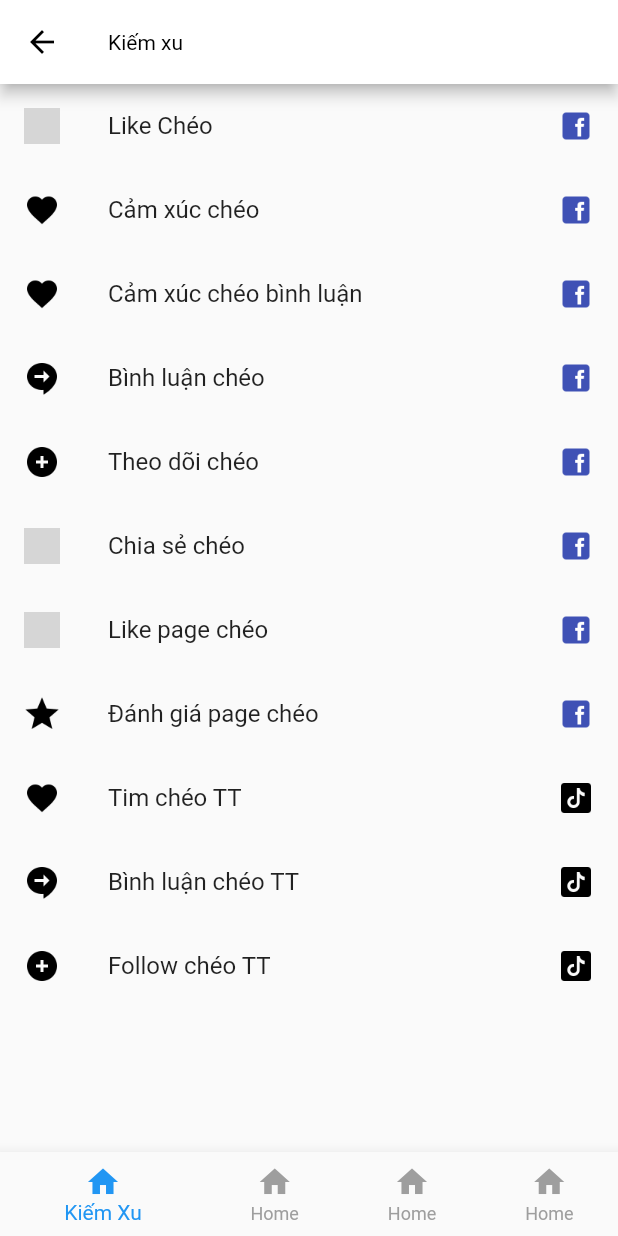
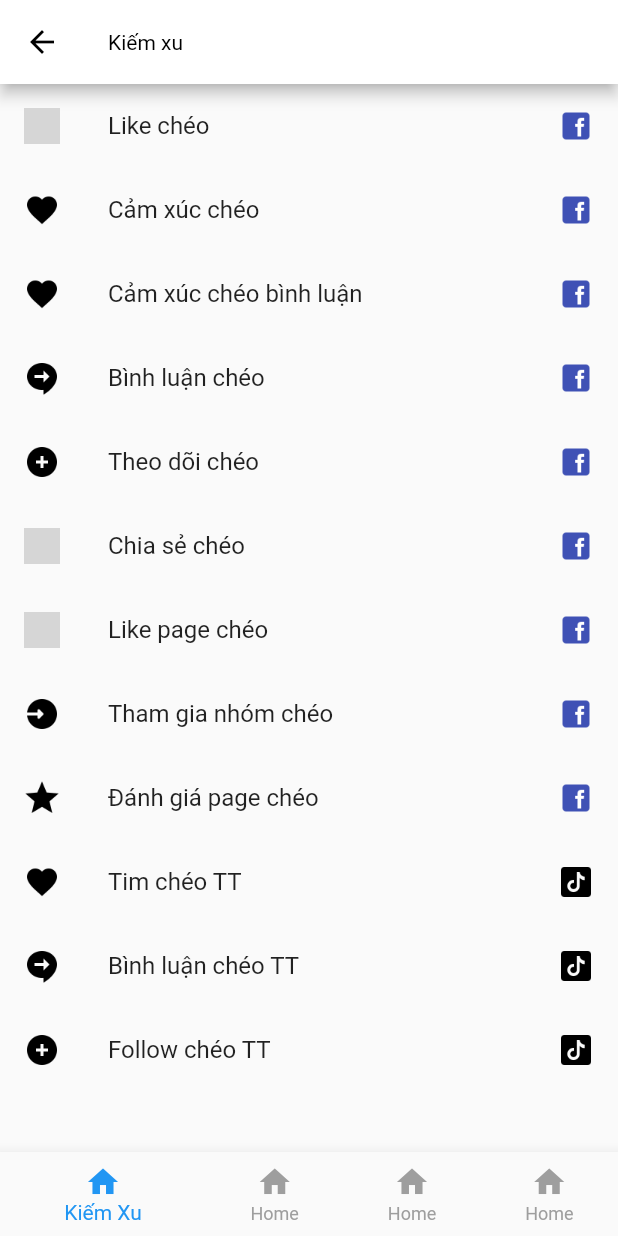
Before and after one commit to aduonggm/tool_like, a Flutter app: the SignInView screen opened by its route, after a tap on "ĐĂNG NHẬP", on a phone screen of 412 x 824 dp. Run offline on Flutter 3.47's test engine with Material 2 defaults, Android fonts, the phone set to English and light mode, and no system bars; our stand-ins replace cookie_jar, device_info, dio, dio_cookie_manager, fluttertoast, get and 2 more; missing offline and left inert: flutter_inappwebview; accounts and stored records are empty; network calls fail; grey boxes are pictures that could not be loaded.

Commit message:
add web view

```diff
--- a/lib/data/api_helper.dart
+++ b/lib/data/api_helper.dart
@@ -1,6 +1,9 @@
 import 'dart:convert';
-import 'dart:io';
-import 'dart:typed_data';
+
+import 'package:http/http.dart' as http;
+import 'package:html/parser.dart' as parser;
+import 'package:html/dom.dart' as dom;
+import 'package:tool_tang_tuong_tac/model/mission_type.dart';
 
 import 'package:dio/dio.dart';
 import 'package:dio_cookie_manager/dio_cookie_manager.dart';
@@ -23,7 +26,7 @@ class ApiHelper extends IApiHelper {
   final dio = new Dio();
 
   final header = {
-    "Cookie": "PHPSESSID=1fd3h0noncob56rf1p6pljp1g3",
+    "Cookie": "PHPSESSID=kp79qqilt8iq0hl4bf48a4sm40",
     "User-Agent": "Mozilla/5.0 (X11; Ubuntu; Linux x86_64; rv:91.0) Gecko/20100101 Firefox/91.0",
     "Referer": "https://tuongtaccheo.com/kiemtien/",
     "X-Requested-With": "XMLHttpRequest"
--- a/lib/data/data_manager.dart
+++ b/lib/data/data_manager.dart
@@ -2,11 +2,13 @@ import 'dart:async';
 
 import 'package:flutter/services.dart';
 import 'package:tool_tang_tuong_tac/model/mission.dart';
+import 'package:tool_tang_tuong_tac/model/nhiem_vu_da_mua.dart';
 import 'package:tool_tang_tuong_tac/util/util.dart';
 
 import 'api_helper.dart';
 import 'db_helper.dart';
 import 'preference_helper.dart';
+import 'package:tool_tang_tuong_tac/model/mission_type.dart';
 
 abstract class IDataManager implements IPreferenceHelper, IDbHelper, IApiHelper {}
 
@@ -34,4 +36,5 @@ class DataManager extends IDataManager {
 
   @override
   Future recieverMoney(String idPost, MissionType missionType) => apiHelper.recieverMoney(idPost, missionType);
+
 }
--- a/lib/home/presentation/controller/mission_controller.dart
+++ b/lib/home/presentation/controller/mission_controller.dart
@@ -5,6 +5,7 @@ import 'package:tool_tang_tuong_tac/home/presentation/controller/base_tab_contro
 import 'package:tool_tang_tuong_tac/model/mission.dart';
 import 'package:tool_tang_tuong_tac/util/util.dart';
 import 'package:url_launcher/url_launcher.dart';
+import 'package:tool_tang_tuong_tac/model/mission_type.dart';
 
 class MissionController extends BaseTabController {
   final IDataManager iDataManager;
@@ -42,8 +43,10 @@ class MissionController extends BaseTabController {
     var idPost = missionList[index].idPost;
     if (!missionTaked.contains(idPost)) {
       missionTaked.add(idPost);
-      if (missionType == MissionType.CommentTT || missionType == MissionType.CommentFB)
+      if (missionList[index].content != null) {
+        toast('Nội dung bình luận đã được sao chép vào bộ nhớ tạm!');
         Clipboard.setData(ClipboardData(text: missionList[index].content?.first));
+      }
       var link = missionList[index].link;
       if (missionType == MissionType.FollowTT) link = 'https://www.tiktok.com/@${missionList[index].link}?lang=vi-VN';
       var laun = await launch(link);
@@ -51,7 +54,6 @@ class MissionController extends BaseTabController {
     } else {
       recievered.add(idPost);
       var result = await dataManager.recieverMoney(idPost, missionType);
-
       toast(result.toString());
     }
   }
--- a/lib/home/presentation/view/home_view.dart
+++ b/lib/home/presentation/view/home_view.dart
@@ -2,9 +2,12 @@ import 'package:flutter/material.dart';
 import 'package:get/get.dart';
 import 'package:tool_tang_tuong_tac/home/presentation/controller/home_controller.dart';
 import 'package:tool_tang_tuong_tac/home/presentation/view/kiem_xu_home.dart';
+import 'package:tool_tang_tuong_tac/home/presentation/view/tang_tuong_tac_view.dart';
+
+import 'webview_with_link.dart';
 
 class HomeView extends GetView<HomeController> {
-  final views = <Widget>[KiemXuView(), KiemXuView(), KiemXuView(), KiemXuView()];
+  final views = <Widget>[KiemXuView(), TangTuongTacView(), MyWebView(), KiemXuView()];
 
   @override
   Widget build(BuildContext context) {
--- a/lib/home/presentation/view/kiem_xu_home.dart
+++ b/lib/home/presentation/view/kiem_xu_home.dart
@@ -3,33 +3,30 @@ import 'package:get/get.dart';
 import 'package:tool_tang_tuong_tac/routes/app_pages.dart';
 import 'package:tool_tang_tuong_tac/util/common_widget.dart';
 import 'package:tool_tang_tuong_tac/util/util.dart';
+import 'package:tool_tang_tuong_tac/model/mission_type.dart';
 
-class KiemXuView extends StatelessWidget {
+
+abstract class BuildContent {
+  String get buildTitle;
+
+  String buildNameItem(MissionType missionType);
+
+  buildClickAction(MissionType missionType);
+}
+
+class KiemXuView extends StatelessWidget implements BuildContent {
   const KiemXuView({Key? key}) : super(key: key);
 
   @override
   Widget build(BuildContext context) {
     return Column(
       children: [
-        AppBar(title: Text('Kiếm xu')),
+        AppBar(title: Text(buildTitle)),
         Expanded(
           child: overScrollView(
-            child: SingleChildScrollView(
-              child: Column(
-                children: [
-                  _item(missionType: MissionType.LikeFb),
-                  _item(missionType: MissionType.CamXucFb),
-                  _item(missionType: MissionType.CamXucBinhLuan),
-                  _item(missionType: MissionType.CommentFB),
-                  _item(missionType: MissionType.TheoDoi),
-                  _item(missionType: MissionType.Share),
-                  _item(missionType: MissionType.LikePage),
-                  _item(missionType: MissionType.Rate),
-                  _item(missionType: MissionType.TymTT),
-                  _item(missionType: MissionType.CommentTT),
-                  _item(missionType: MissionType.FollowTT),
-                ],
-              ),
+            child: ListView.builder(
+              itemBuilder: (context, index) => _item(missionType: MissionType.values[index]),
+              itemCount: MissionType.values.length,
             ),
           ),
         )
@@ -39,64 +36,23 @@ class KiemXuView extends StatelessWidget {
 
   _item({required MissionType missionType}) {
     return ListTile(
-      onTap: () {
-        Get.toNamed("${Get.currentRoute}${Routes.MISSION}", arguments: missionType);
-      },
-      title: Text(missionType.getTitle),
-      leading: Image.asset('assets/icons/${getImage(missionType)}.png', width: 24),
-      trailing: Image.asset('assets/icons/${getTrailing(missionType)}.png', width: 24),
+      onTap: () => buildClickAction(missionType),
+      title: Text(buildNameItem(missionType)),
+      leading: Image.asset('assets/icons/${missionType.getImageName}.png', width: 24),
+      trailing: Image.asset('assets/icons/${missionType.getTrailingImage}.png', width: 24),
     );
   }
 
-  String getImage(MissionType missionType) {
-    switch (missionType) {
-      case MissionType.LikeFb:
-        return "like";
-      case MissionType.CamXucFb:
-        return "heart";
-      case MissionType.CamXucBinhLuan:
-        return "heart";
-      case MissionType.CommentFB:
-        return "comment";
-      case MissionType.TheoDoi:
-        return "follow";
-      case MissionType.Share:
-        return "share";
-      case MissionType.LikePage:
-        return "like";
-      case MissionType.Join:
-        return "join";
-      case MissionType.Rate:
-        return "star";
-      case MissionType.TymTT:
-        return "heart";
-      case MissionType.CommentTT:
-        return "comment";
-      case MissionType.FollowTT:
-        return "follow";
-      default:
-        return "";
-    }
+  @override
+  buildClickAction(MissionType missionType) {
+    Get.toNamed("${Get.currentRoute}${Routes.MISSION}", arguments: missionType);
   }
 
-  String getTrailing(MissionType missionType) {
-    switch (missionType) {
-      case MissionType.LikeFb:
-      case MissionType.CamXucFb:
-      case MissionType.CamXucBinhLuan:
-      case MissionType.CommentFB:
-      case MissionType.TheoDoi:
-      case MissionType.Share:
-      case MissionType.LikePage:
-      case MissionType.Join:
-      case MissionType.Rate:
-        return "face_book";
-      case MissionType.TymTT:
-      case MissionType.CommentTT:
-      case MissionType.FollowTT:
-        return "tik_tok";
-      default:
-        return "";
-    }
+  @override
+  String buildNameItem(MissionType missionType) {
+    return missionType.getName;
   }
+
+  @override
+  String get buildTitle => 'Kiếm xu';
 }
--- a/lib/home/presentation/view/mission_view.dart
+++ b/lib/home/presentation/view/mission_view.dart
@@ -3,6 +3,7 @@ import 'package:get/get.dart';
 import 'package:tool_tang_tuong_tac/home/presentation/controller/mission_controller.dart';
 import 'package:tool_tang_tuong_tac/util/common_widget.dart';
 import 'package:tool_tang_tuong_tac/util/util.dart';
+import 'package:tool_tang_tuong_tac/model/mission_type.dart';
 
 class MissionView extends GetView<MissionController> {
   @override
@@ -11,7 +12,7 @@ class MissionView extends GetView<MissionController> {
     controller.loadMission(mission);
     return Scaffold(
       appBar: AppBar(
-        title: Text(mission.getTitle),
+        title: Text(mission.getName),
       ),
       body: Obx(() => controller.loadError.value
           ? Center(child: Text('Không thể tải nhiệm vụ'))
--- /dev/null
+++ b/lib/home/presentation/view/tang_tuong_tac_view.dart
@@ -0,0 +1,21 @@
+import 'package:get/get.dart';
+import 'package:tool_tang_tuong_tac/home/presentation/view/kiem_xu_home.dart';
+import 'package:tool_tang_tuong_tac/model/mission_type.dart';
+import 'package:tool_tang_tuong_tac/routes/app_pages.dart';
+import 'package:tool_tang_tuong_tac/util/util.dart';
+
+class TangTuongTacView extends KiemXuView {
+  @override
+  buildClickAction(MissionType missionType) {
+    Get.toNamed("${Get.currentRoute}${Routes.WEBVIEW}", arguments: {
+      "link": 'https://tuongtaccheo.com/${missionType.getLinkTangLike}',
+      'cookie': 'PHPSESSID=kp79qqilt8iq0hl4bf48a4sm40'
+    });
+  }
+
+  @override
+  String buildNameItem(MissionType missionType) => 'Tăng ${missionType.getName.replaceAll(' chéo', '').toLowerCase()}';
+
+  @override
+  String get buildTitle => 'Tăng tương tác';
+}
--- /dev/null
+++ b/lib/model/mission_type.dart
@@ -0,0 +1,163 @@
+
+enum MissionType {
+  LikeFb,
+  CamXucFb,
+  CamXucBinhLuan,
+  CommentFB,
+  TheoDoi,
+  Share,
+  LikePage,
+  Join,
+  Rate,
+  TymTT,
+  CommentTT,
+  FollowTT
+}
+
+extension GetInfo on MissionType {
+  String get getName {
+    switch (this) {
+      case MissionType.LikeFb:
+        return "Like chéo";
+      case MissionType.CamXucFb:
+        return "Cảm xúc chéo";
+      case MissionType.CamXucBinhLuan:
+        return "Cảm xúc chéo bình luận ";
+      case MissionType.CommentFB:
+        return "Bình luận chéo ";
+      case MissionType.TheoDoi:
+        return "Theo dõi chéo ";
+      case MissionType.Share:
+        return "Chia sẻ chéo ";
+      case MissionType.LikePage:
+        return "Like page chéo ";
+      case MissionType.Join:
+        return "Tham gia nhóm chéo ";
+      case MissionType.Rate:
+        return "Đánh giá page chéo ";
+      case MissionType.TymTT:
+        return "Tim chéo TT";
+      case MissionType.CommentTT:
+        return "Bình luận chéo TT";
+      case MissionType.FollowTT:
+        return "Follow chéo TT";
+      default:
+        return "Bình luận FB";
+    }
+  }
+
+  String get getListLink {
+    switch (this) {
+      case MissionType.LikeFb:
+        return "kiemtien";
+      case MissionType.CamXucFb:
+        return "kiemtien/camxuccheo";
+      case MissionType.CamXucBinhLuan:
+        return "kiemtien/camxuccheobinhluan";
+      case MissionType.CommentFB:
+        return "kiemtien/cmtcheo";
+      case MissionType.TheoDoi:
+        return "kiemtien/subcheo";
+      case MissionType.Share:
+        return "kiemtien/sharecheo";
+      case MissionType.LikePage:
+        return "kiemtien/likepagecheo";
+      case MissionType.Join:
+        return "kiemtien/thamgianhomcheo";
+      case MissionType.Rate:
+        return "kiemtien/danhgiapage";
+      case MissionType.TymTT:
+        return "tiktok/kiemtien";
+      case MissionType.CommentTT:
+        return "tiktok/kiemtien/cmtcheo";
+      case MissionType.FollowTT:
+        return "tiktok/kiemtien/subcheo";
+      default:
+        return "";
+    }
+  }
+
+  String get getImageName {
+    switch (this) {
+      case MissionType.LikeFb:
+        return "like";
+      case MissionType.CamXucFb:
+        return "heart";
+      case MissionType.CamXucBinhLuan:
+        return "heart";
+      case MissionType.CommentFB:
+        return "comment";
+      case MissionType.TheoDoi:
+        return "follow";
+      case MissionType.Share:
+        return "share";
+      case MissionType.LikePage:
+        return "like";
+      case MissionType.Join:
+        return "join";
+      case MissionType.Rate:
+        return "star";
+      case MissionType.TymTT:
+        return "heart";
+      case MissionType.CommentTT:
+        return "comment";
+      case MissionType.FollowTT:
+        return "follow";
+      default:
+        return "";
+    }
+  }
+
+  String get getTrailingImage{
+    switch (this) {
+      case MissionType.LikeFb:
+      case MissionType.CamXucFb:
+      case MissionType.CamXucBinhLuan:
+      case MissionType.CommentFB:
+      case MissionType.TheoDoi:
+      case MissionType.Share:
+      case MissionType.LikePage:
+      case MissionType.Join:
+      case MissionType.Rate:
+        return "face_book";
+      case MissionType.TymTT:
+      case MissionType.CommentTT:
+      case MissionType.FollowTT:
+        return "tik_tok";
+      default:
+        return "";
+    }
+  }
+
+
+  String get getLinkTangLike {
+    switch (this) {
+      case MissionType.LikeFb:
+        return "tanglike";
+      case MissionType.CamXucFb:
+        return "tangcamxuc";
+      case MissionType.CamXucBinhLuan:
+        return "tangcamxucbinhluan";
+      case MissionType.CommentFB:
+        return "tangcmt";
+      case MissionType.TheoDoi:
+        return "tangsub";
+      case MissionType.Share:
+        return "tangshare";
+      case MissionType.LikePage:
+        return "tanglikepage";
+      case MissionType.Join:
+        return "tangthanhviennhom";
+      case MissionType.Rate:
+        return "danhgiapage";
+      case MissionType.TymTT:
+        return "tiktok/tanglike";
+      case MissionType.CommentTT:
+        return "tiktok/tangcmt";
+      case MissionType.FollowTT:
+        return "tiktok/tangsub";
+      default:
+        return "";
+    }
+  }
+}
--- a/lib/routes/app_pages.dart
+++ b/lib/routes/app_pages.dart
@@ -7,6 +7,7 @@ import 'package:tool_tang_tuong_tac/home/presentation/view/home_view.dart';
 import 'package:tool_tang_tuong_tac/home/presentation/view/mission_view.dart';
 import 'package:tool_tang_tuong_tac/home/presentation/view/sign_in_view.dart';
 import 'package:tool_tang_tuong_tac/home/presentation/view/sign_up_view.dart';
+import 'package:tool_tang_tuong_tac/home/presentation/view/webview_with_link.dart';
 
 part 'app_routes.dart';
 
@@ -32,7 +33,11 @@ class AppPages {
           name: Routes.MISSION,
           page: () => MissionView(),
           binding: MissionBinding(),
-        )
+        ),
+        GetPage(
+          name: Routes.WEBVIEW,
+          page: () => MyWebView(),
+        ),
       ],
     )
   ];
--- a/lib/routes/app_routes.dart
+++ b/lib/routes/app_routes.dart
@@ -6,6 +6,7 @@ abstract class Routes {
   static const SIGN_UP = '/sign_up';
 
   static const MISSION = '/mission';
+  static const WEBVIEW = '/webview';
 
   static Future<dynamic> nextScreen({@required screenName, dynamic argument}) async {
     return await Get.toNamed(Get.currentRoute + screenName, arguments: argument);
--- a/lib/util/util.dart
+++ b/lib/util/util.dart
@@ -9,85 +9,6 @@ import 'package:fluttertoast/fluttertoast.dart';
 import 'package:get/get.dart';
 
 import 'constants.dart';
-
-enum MissionType {
-  LikeFb,
-  CamXucFb,
-  CamXucBinhLuan,
-  CommentFB,
-  TheoDoi,
-  Share,
-  LikePage,
-  Join,
-  Rate,
-  TymTT,
-  CommentTT,
-  FollowTT
-}
-
-extension GetInfo on MissionType {
-  String get getTitle {
-    switch (this) {
-      case MissionType.LikeFb:
-        return "Like Chéo";
-      case MissionType.CamXucFb:
-        return "Cảm xúc chéo";
-      case MissionType.CamXucBinhLuan:
-        return "Cảm xúc chéo bình luận ";
-      case MissionType.CommentFB:
-        return "Bình luận chéo ";
-      case MissionType.TheoDoi:
-        return "Theo dõi chéo ";
-      case MissionType.Share:
-        return "Chia sẻ chéo ";
-      case MissionType.LikePage:
-        return "Like page chéo ";
-      case MissionType.Join:
-        return "Tham gia nhóm chéo ";
-      case MissionType.Rate:
-        return "Đánh giá page chéo ";
-      case MissionType.TymTT:
-        return "Tim chéo TT";
-      case MissionType.CommentTT:
-        return "Bình luận chéo TT";
-      case MissionType.FollowTT:
-        return "Follow chéo TT";
-      default:
-        return "Bình luận FB";
-    }
-  }
-
-  String get getListLink {
-    switch (this) {
-      case MissionType.LikeFb:
-        return "kiemtien";
-      case MissionType.CamXucFb:
-        return "kiemtien/camxuccheo";
-      case MissionType.CamXucBinhLuan:
-        return "kiemtien/camxuccheobinhluan";
-      case MissionType.CommentFB:
-        return "kiemtien/cmtcheo";
-      case MissionType.TheoDoi:
-        return "kiemtien/subcheo";
-      case MissionType.Share:
-        return "kiemtien/sharecheo";
-      case MissionType.LikePage:
-        return "kiemtien/likepagecheo";
-      case MissionType.Join:
-        return "kiemtien/thamgianhomcheo";
-      case MissionType.Rate:
-        return "kiemtien/danhgiapage";
-      case MissionType.TymTT:
-        return "tiktok/kiemtien";
-      case MissionType.CommentTT:
-        return "tiktok/kiemtien/cmtcheo";
-      case MissionType.FollowTT:
-        return "tiktok/kiemtien/subcheo";
-      default:
-        return "";
-    }
-  }
-}
 
 toast(String msg,
     {Toast length = Toast.LENGTH_SHORT,
--- a/pubspec.yaml
+++ b/pubspec.yaml
@@ -39,6 +39,8 @@ dependencies:
   shared_preferences: ^2.0.8
   sqflite: ^2.0.0+3
   url_launcher: ^6.0.6
+  http: ^0.13.4
+  html: ^0.15.0
 
 
 dev_dependencies:
```
Also changed, not shown: lib/home/presentation/view/webview_with_link.dart (added, +54 -0 lines), lib/model/nhiem_vu_da_mua.dart (added, +11 -0 lines), lib/home/presentation/controller/tang_tuong_tac_controller.dart (added), pubspec.lock.
